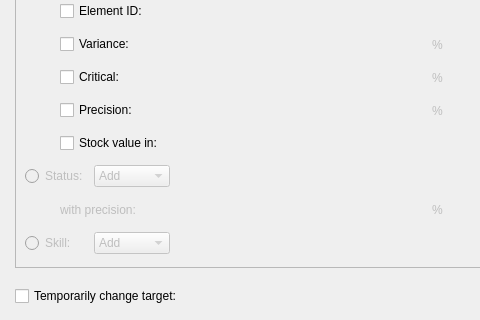
RPG-Paper-Maker/RPG-Paper-Maker, file Editor/Dialogs/Systems/dialogsystemeffect.ui: the form before one commit; both pictures show x 0 to 480 and y 154 to 474 of the 674 by 474 pixel window.
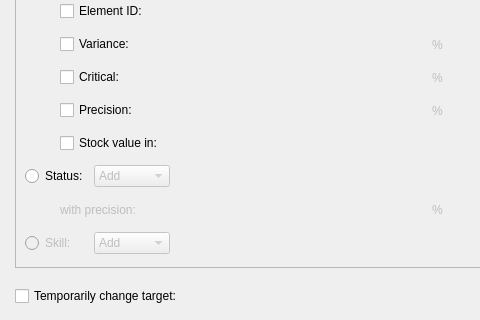
The form after the commit. Custom widgets are drawn as their Qt base class.

Commit message: [WIP] Status in battles: enable status in conditions command + effects

Diff of the .ui file:
```diff
--- a/Editor/Dialogs/Systems/dialogsystemeffect.ui
+++ b/Editor/Dialogs/Systems/dialogsystemeffect.ui
@@ -40,7 +40,7 @@
         <property name="geometry">
          <rect>
           <x>0</x>
-          <y>-133</y>
+          <y>0</y>
           <width>626</width>
           <height>541</height>
          </rect>
@@ -370,6 +370,9 @@
            <item row="9" column="0" colspan="2">
             <widget class="QRadioButton" name="radioButtonStatus">
              <property name="enabled">
+              <bool>true</bool>
+             </property>
+             <property name="acceptDrops">
               <bool>false</bool>
              </property>
              <property name="text">
```
The commit also changes 1 other file.
